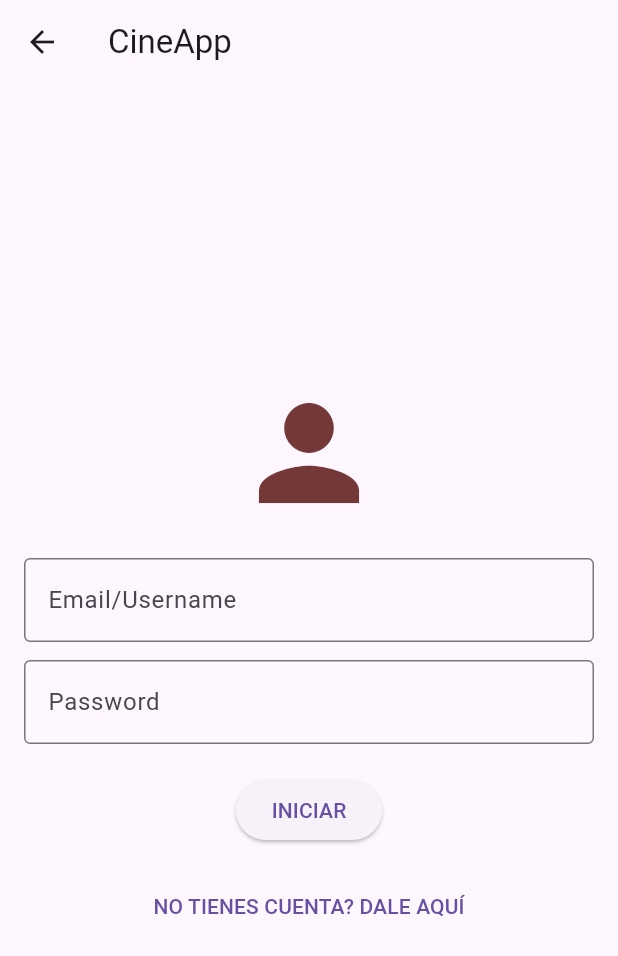
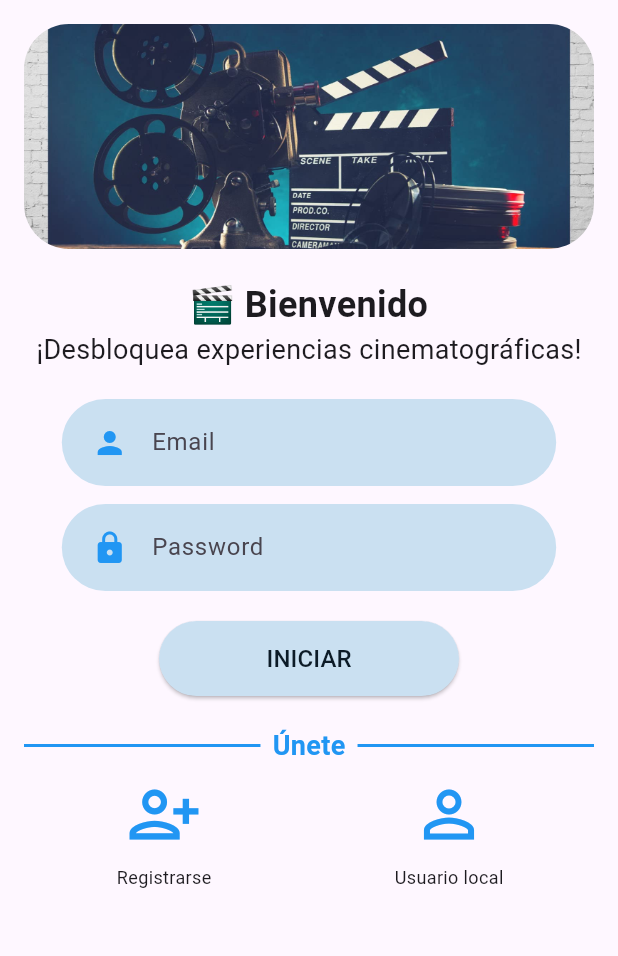
Before and after one commit to LeandroJAG/CineApp, a Flutter app: the LoginScreen screen opened directly, on a phone screen of 412 x 824 dp. Shown: the top 956 px of the screen. Run offline on Flutter 3.47's test engine with Material 3 defaults, Android fonts, the phone set to English and light mode, and no system bars; our stand-ins replace flutter_map, geolocator, latlong2, shared_preferences; accounts and stored records are empty.

Commit message:
login y registro parte visual

```diff
--- a/lib/Login.dart
+++ b/lib/Login.dart
@@ -1,28 +1,46 @@
 import 'package:flutter/material.dart';
 import 'package:prueba/Map.dart';
-import 'package:prueba/Models/Usuario.dart';
-import 'package:prueba/Provider/Registrouser.dart';
+import 'package:prueba/Registe.dart';
 import 'package:prueba/Provider/UserProvider.dart';
-import 'package:prueba/Registe.dart';
-import 'package:prueba/Sharepreference/Sharepreference.dart';
+
+class RoundedInputField extends StatelessWidget {
+  final String hintText;
+  final IconData icon;
+  final ValueChanged<String> onChanged;
+  const RoundedInputField({
+    Key? key,
+    required this.hintText,
+    this.icon = Icons.person,
+    required this.onChanged,
+  }) : super(key: key);
+
+  @override
+  Widget build(BuildContext context) {
+    return Container(
+      padding: EdgeInsets.symmetric(vertical: 5, horizontal: 20),
+      width: MediaQuery.of(context).size.width * 0.8,
+      decoration: BoxDecoration(
+        color: Color.fromARGB(255, 202, 224, 241),
+        borderRadius: BorderRadius.circular(29),
+      ),
+      child: TextField(
+        onChanged: onChanged,
+        cursorColor: Colors.blue,
+        decoration: InputDecoration(
+          icon: Icon(
+            icon,
+            color: Colors.blue,
+          ),
+          hintText: hintText,
+          border: InputBorder.none,
+        ),
+      ),
+    );
+  }
+}
 
 class LoginScreen extends StatefulWidget {
   static const String nombre = 'login';
-    final prefs = PreferenciaUsuario();
-
-  // controladores de edición de texto
-  final usernameController = TextEditingController();
-  final passwordController = TextEditingController();
-
-  // método para iniciar sesión
-  void signUserIn(BuildContext context) async {
-    var prefs;
-    await prefs.saveUserData(usernameController.text, passwordController.text);
-    prefs.usuario = usernameController.text;
-    prefs.contrasena = passwordController.text;
-    print(prefs.usuario);
-    Navigator.of(context).pushNamed(MapScreen.nombre);
-  }
 
   @override
   _LoginScreenState createState() => _LoginScreenState();
@@ -30,80 +48,179 @@ class LoginScreen extends StatefulWidget {
 
 class _LoginScreenState extends State<LoginScreen> {
   final _formKey = GlobalKey<FormState>();
-  String? email;
-  String? password;
- // FirebaseProvider  usuarioProvider = FirebaseProvider();
-  AuthenticationServices service = AuthenticationServices();
-  late Future < List<UsuarioModel>> userList;
- @override
-  void initState() {
-    super.initState();
-    userList=service.getAll();
+  late String email;
+  late String password;
+  final _userService = AuthenticationServices();
 
-
-  }
   @override
   Widget build(BuildContext context) {
     return Scaffold(
-      appBar: AppBar(
-        title: Text('CineApp'),
+      body: SingleChildScrollView(
+        child: ListView(
+          shrinkWrap: true,
+          padding: EdgeInsets.all(16.0),
+          children: [
+            // Image Container with all corners semi-circular
+            ClipRRect(
+              borderRadius: BorderRadius.circular(30), // Make all corners semi-circular
+              child: Container(
+                width: double.infinity,
+                height: 150, // Ajusta la altura aquí
+                child: Image.asset(
+                  'assets/images/cine.jpg',
+                  fit: BoxFit.cover,
                 ),
-      body: Padding(
-        padding: const EdgeInsets.all(16.0),
+              ),
+            ),
+            SizedBox(height: 20),
+
+            // Header
+            Column(
+              children: [
+                Text(
+                  '🎬 Bienvenido',
+                  style: TextStyle(fontSize: 24, fontWeight: FontWeight.bold),
+                ),
+                Text(
+                  '¡Desbloquea experiencias cinematográficas!',
+                  style: TextStyle(fontSize: 18),
+                ),
+              ],
+            ),
+            SizedBox(height: 20),
+
+            // Form
+            Padding(
+              padding: const EdgeInsets.symmetric(horizontal: 20.0),
               child: Form(
                 key: _formKey,
                 child: Column(
+                  children: [
+                    RoundedInputField(
+                      hintText: "Email",
+                      onChanged: (value) {
+                        email = value;
+                      },
+                    ),
+                    SizedBox(height: 12),
+                    RoundedInputField(
+                      hintText: "Password",
+                      onChanged: (value) {
+                        password = value;
+                      },
+                      icon: Icons.lock,
+                    ),
+                    SizedBox(height: 20),
+                    // Login button
+                    SizedBox(
+                      width: 200.0,
+                      height: 50.0,
+                      child: ElevatedButton(
+                        onPressed: () async {
+                          if (_formKey.currentState!.validate()) {
+                            _formKey.currentState!.save();
+                            final success = await _userService.signIn(email, password);
+                            if (success) {
+                              Navigator.pushNamed(context, MapScreen.nombre);
+                            } else {
+                              ScaffoldMessenger.of(context).showSnackBar(
+                                SnackBar(
+                                  content: Text('Incorrect email or password'),
+                                ),
+                              );
+                            }
+                          }
+                        },
+                        style: ElevatedButton.styleFrom(
+                          backgroundColor: Color.fromARGB(255, 202, 224, 241),
+                          shape: RoundedRectangleBorder(
+                            borderRadius: BorderRadius.circular(30.0),
+                          ),
+                        ),
+                        child: Text(
+                          'INICIAR',
+                          style: TextStyle(fontSize: 16, color: Color.fromARGB(255, 12, 27, 39)),
+                        ),
+                      ),
+                    ),
+                    SizedBox(height: 20),
+                  ],
+                ),
+              ),
+            ),
+
+            // Divider with "Únete" text and split horizontal line
+            Row(
               mainAxisAlignment: MainAxisAlignment.center,
               children: [
-              Icon(
-                Icons.person,
-                size: 100,
-                color: const Color.fromARGB(255, 117, 56, 56),
+                Expanded(
+                  child: Divider(
+                    height: 20,
+                    thickness: 2,
+                    color: Colors.blue,
                   ),
-              SizedBox(height: 20),
-              TextFormField(
-                decoration: InputDecoration(
-                  labelText: 'Email/Username',
-                  border: OutlineInputBorder(),
                 ),
-                onSaved: (value) => email = value,
+                Padding(
+                  padding: const EdgeInsets.symmetric(horizontal: 8.0),
+                  child: Text(
+                    'Únete',
+                    style: TextStyle(fontSize: 18, fontWeight: FontWeight.bold, color: Colors.blue),
                   ),
-              SizedBox(height: 12),
-              TextFormField(
-                obscureText: true,
-                decoration: InputDecoration(
-                  labelText: 'Password',
-                  border: OutlineInputBorder(),
                 ),
-                onSaved: (value) => password = value,
+                Expanded(
+                  child: Divider(
+                    height: 20,
+                    thickness: 2,
+                    color: Colors.blue,
                   ),
-              SizedBox(height: 20),
-              ElevatedButton(
-                onPressed: () {
-                  if (_formKey.currentState!.validate()) {
-                    _formKey.currentState!.save();
+                ),
+              ],
+            ),
 
-                  //  usuarioProvider.login(email!, password!);
-                    Navigator.push(
-                    context,
-                    MaterialPageRoute(builder: (context) => MapScreen()),
-                    );
-                  }
-                },
-                child: Text('INICIAR'),
-              ),
-              SizedBox(height: 16),
-              TextButton(
+            // Register and local user options
+            Row(
+              mainAxisAlignment: MainAxisAlignment.spaceAround,
+              children: [
+                Column(
+                  children: [
+                    IconButton(
                       onPressed: () {
                         Navigator.push(
                           context,
                           MaterialPageRoute(builder: (context) => RegistrationScreen()),
                         );
                       },
-                child: Text('NO TIENES CUENTA? DALE AQUÍ'),
+                      icon: Icon(Icons.person_add_alt_1_outlined, color: Colors.blue),
+                      iconSize: 50,
+                    ),
+                    Text(
+                      'Registrarse',
+                      style: TextStyle(fontSize: 12),
                     ),
                   ],
                 ),
+                Column(
+                  children: [
+                    IconButton(
+                      onPressed: () {
+                        Navigator.push(
+                          context,
+                          MaterialPageRoute(builder: (context) => MapScreen()),
+                        );
+                        // Add functionality for local user
+                      },
+                      icon: Icon(Icons.person_outline, color: Colors.blue),
+                      iconSize: 50,
+                    ),
+                    Text(
+                      'Usuario local',
+                      style: TextStyle(fontSize: 12),
+                    ),
+                  ],
+                ),
+              ],
+            ),
+          ],
         ),
       ),
     );
--- a/lib/Models/Usuario.dart
+++ b/lib/Models/Usuario.dart
@@ -83,4 +83,8 @@ class UsuarioModel {
       contrasena: map['contrasena'],
     );
   }
+
+  static fromJsonListUserAuthenticate(jsonData) {}
+
+  static fromJsonList(jsonData) {}
 }
--- a/lib/Registe.dart
+++ b/lib/Registe.dart
@@ -22,7 +22,20 @@ class _RegistrationScreenState extends State<RegistrationScreen> {
 
   @override
   Widget build(BuildContext context) {
-    return Scaffold(
+    return MaterialApp(
+      theme: ThemeData(
+        primaryColor: Colors.blue, // Aplicar color azul al tema
+        hintColor: Colors.blue, // Color de acento
+        inputDecorationTheme: InputDecorationTheme(
+          focusedBorder: OutlineInputBorder(
+            borderSide: BorderSide(color: Colors.blue), // Color para el borde cuando está enfocado
+          ),
+          enabledBorder: OutlineInputBorder(
+            borderSide: BorderSide(color: Colors.blue.withOpacity(0.5)), // Color para el borde cuando no está enfocado
+          ),
+        ),
+      ),
+      home: Scaffold(
         appBar: AppBar(
           title: const Text('Registro'),
           leading: IconButton(
@@ -43,17 +56,19 @@ class _RegistrationScreenState extends State<RegistrationScreen> {
             key: formKey,
             child: ListView(
               children: [
-              Icon(
-                Icons.person,
-                size: 84,
-                color: Colors.black,
+                Image.asset(
+                  'assets/images/registro1.png',
+                  height: 84,
+                  width: 84,
+                  fit: BoxFit.contain,
                 ),
                 SizedBox(height: 20),
                 _buildTextFormField(_firstNameController, 'Nombre',
                     'ingresa tu nombre'),
                 _buildTextFormField(_lastNameController, 'Apellido',
                     'Ingresa tu apellido'),
-              _buildTextFormField(_emailController, 'Correo Electrónico', 'Ingresa tu correo'),
+                _buildTextFormField(_emailController, 'Correo Electrónico',
+                    'Ingresa tu correo'),
                 _buildTextFormField(_passwordController, 'Contraseña',
                     'Ingresa tu contraseña',
                     obscureText: true),
@@ -67,6 +82,7 @@ class _RegistrationScreenState extends State<RegistrationScreen> {
                   child: const Text('Registrar'),
                 ),
               ],
+            ),
           ),
         ),
       ),
@@ -110,7 +126,8 @@ class _RegistrationScreenState extends State<RegistrationScreen> {
 
       usuarioProvider.createUsuario(usuario);
 
-      Navigator.push(context,
+      Navigator.push(
+        context,
         MaterialPageRoute(
           builder: (context) => LoginScreen(),
         ),
--- a/pubspec.yaml
+++ b/pubspec.yaml
@@ -40,6 +40,7 @@ dependencies:
   firebase_auth:
   flutter_bloc: ^7.0.0
   equatable: ^2.0.3
+  google_fonts: ^2.0.0
 
 
   # The following adds the Cupertino Icons font to your application.
@@ -83,6 +84,10 @@ flutter:
     - assets/images/spiderman1.jpeg
     - assets/images/johnwick2.jpeg
     - assets/images/cine.jpg
+    - assets/images/registro.png
+    - assets/images/userlocal.jpg
+    - assets/images/descarga.png
+    - assets/images/registrocine.jpeg
 
 
   # An image asset can refer to one or more resolution-specific "variants", see
```
Also changed, not shown: assets/images/cinelogin.jpeg (added), assets/images/descarga.png (added), assets/images/registro.png (added), assets/images/registro1.png (added), assets/images/registrocine.jpeg (added), assets/images/userlocal.jpg (added), pubspec.lock, 1 other file. Lines whose indentation alone changed are shown as unchanged.
